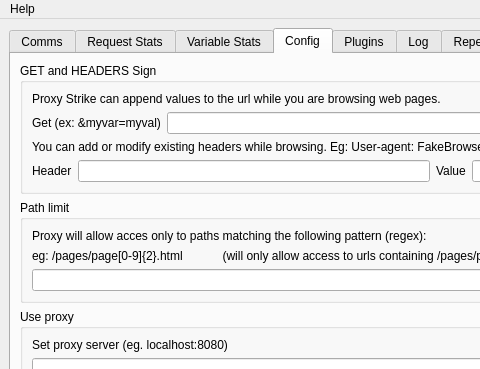
Old version of the form mainform.ui in the repository bincker/proxystrike; both pictures show x 0 to 480 and y 0 to 369 of the 856 by 652 pixel window.
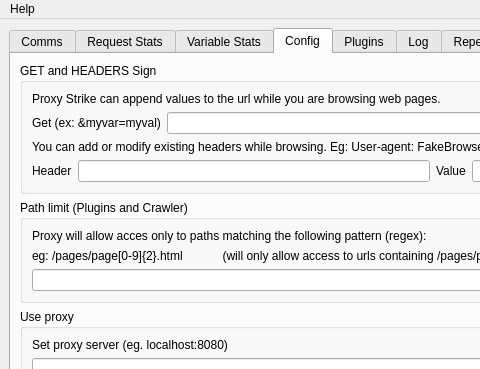
New version of the form.

What changed in the file:
```diff
--- a/mainform.ui
+++ b/mainform.ui
@@ -687,7 +687,7 @@
         <item>
          <widget class="QGroupBox" name="groupBox_5" >
           <property name="title" >
-           <string>Path limit</string>
+           <string>Path limit (Plugins and Crawler)</string>
           </property>
           <layout class="QVBoxLayout" >
            <item>
```
